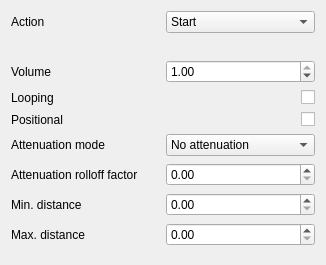
Qt form Gems/AudioEngineSoLoud/Code/Source/Editor/AudioFileToTriggerParamsWidget.ui (imginimg/o3de) before a commit.
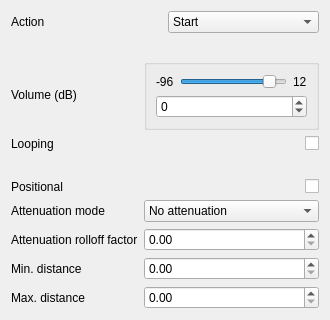
The same form after that commit.

Commit message: [AudioEngineSoLoud] SPL added.

The edit to the form file:
```diff
--- a/Gems/AudioEngineSoLoud/Code/Source/Editor/AudioFileToTriggerParamsWidget.ui
+++ b/Gems/AudioEngineSoLoud/Code/Source/Editor/AudioFileToTriggerParamsWidget.ui
@@ -6,8 +6,8 @@
    <rect>
     <x>0</x>
     <y>0</y>
-    <width>326</width>
-    <height>265</height>
+    <width>330</width>
+    <height>320</height>
    </rect>
   </property>
   <property name="minimumSize">
@@ -67,84 +67,95 @@
       <property name="bottomMargin">
        <number>0</number>
       </property>
+      <item row="7" column="1">
+       <widget class="QDoubleSpinBox" name="m_maxDistanceDSB">
+        <property name="maximum">
+         <double>99999.000000000000000</double>
+        </property>
+       </widget>
+      </item>
+      <item row="0" column="0">
+       <layout class="QVBoxLayout" name="verticalLayout_3">
+        <item>
+         <widget class="QLabel" name="label_4">
+          <property name="text">
+           <string>Volume (dB)</string>
+          </property>
+         </widget>
+        </item>
+       </layout>
+      </item>
       <item row="5" column="0">
+       <widget class="QLabel" name="label_9">
+        <property name="text">
+         <string>Attenuation rolloff factor</string>
+        </property>
+       </widget>
+      </item>
+      <item row="6" column="0">
        <widget class="QLabel" name="label_5">
         <property name="text">
          <string>Min. distance</string>
         </property>
        </widget>
       </item>
-      <item row="6" column="0">
-       <widget class="QLabel" name="label_6">
-        <property name="text">
-         <string>Max. distance</string>
-        </property>
-       </widget>
-      </item>
-      <item row="0" column="0">
-       <widget class="QLabel" name="label_4">
-        <property name="text">
-         <string>Volume</string>
-        </property>
-       </widget>
-      </item>
       <item row="0" column="1">
-       <widget class="QDoubleSpinBox" name="m_volumeDSB">
-        <property name="minimumSize">
-         <size>
-          <width>60</width>
-          <height>0</height>
-         </size>
+       <widget class="QGroupBox" name="groupBox">
+        <property name="title">
+         <string/>
         </property>
-        <property name="maximum">
-         <double>1.000000000000000</double>
-        </property>
-        <property name="singleStep">
-         <double>0.100000000000000</double>
-        </property>
-        <property name="value">
-         <double>1.000000000000000</double>
-        </property>
-       </widget>
-      </item>
-      <item row="2" column="1">
-       <widget class="QCheckBox" name="m_positionalChB">
-        <property name="layoutDirection">
-         <enum>Qt::RightToLeft</enum>
-        </property>
-        <property name="checkable">
-         <bool>true</bool>
-        </property>
-       </widget>
-      </item>
-      <item row="2" column="0">
-       <widget class="QLabel" name="label_2">
-        <property name="text">
-         <string>Positional</string>
-        </property>
-       </widget>
-      </item>
-      <item row="4" column="1">
-       <widget class="QDoubleSpinBox" name="m_attenuationRolloffFactorDSB">
-        <property name="maximum">
-         <double>99999.000000000000000</double>
-        </property>
+        <layout class="QVBoxLayout" name="verticalLayout_2">
+         <item>
+          <layout class="QHBoxLayout" name="horizontalLayout_3">
+           <item>
+            <widget class="QLabel" name="label_11">
+             <property name="text">
+              <string>-96</string>
+             </property>
+            </widget>
+           </item>
+           <item>
+            <widget class="QSlider" name="m_volumeSlider">
+             <property name="minimum">
+              <number>-96</number>
+             </property>
+             <property name="maximum">
+              <number>12</number>
+             </property>
+             <property name="orientation">
+              <enum>Qt::Horizontal</enum>
+             </property>
+            </widget>
+           </item>
+           <item>
+            <widget class="QLabel" name="label_12">
+             <property name="text">
+              <string>12</string>
+             </property>
+            </widget>
+           </item>
+          </layout>
+         </item>
+         <item>
+          <widget class="QSpinBox" name="m_volumeSB">
+           <property name="minimum">
+            <number>-96</number>
+           </property>
+           <property name="maximum">
+            <number>12</number>
+           </property>
+          </widget>
+         </item>
+        </layout>
        </widget>
       </item>
       <item row="5" column="1">
-       <widget class="QDoubleSpinBox" name="m_minDistanceDSB">
+       <widget class="QDoubleSpinBox" name="m_attenuationRolloffFactorDSB">
         <property name="maximum">
          <double>99999.000000000000000</double>
         </property>
        </widget>
       </item>
-      <item row="1" column="0">
-       <widget class="QLabel" name="label">
-        <property name="text">
-         <string>Looping</string>
-        </property>
-       </widget>
-      </item>
       <item row="1" column="1">
        <widget class="QCheckBox" name="m_loopingChB">
         <property name="layoutDirection">
@@ -155,21 +166,14 @@
         </property>
        </widget>
       </item>
-      <item row="6" column="1">
-       <widget class="QDoubleSpinBox" name="m_maxDistanceDSB">
-        <property name="maximum">
-         <double>99999.000000000000000</double>
-        </property>
-       </widget>
-      </item>
-      <item row="4" column="0">
-       <widget class="QLabel" name="label_9">
+      <item row="3" column="0">
+       <widget class="QLabel" name="label_2">
         <property name="text">
-         <string>Attenuation rolloff factor</string>
+         <string>Positional</string>
         </property>
        </widget>
       </item>
-      <item row="3" column="1">
+      <item row="4" column="1">
        <widget class="QComboBox" name="m_attenuationModeCB">
         <item>
          <property name="text">
@@ -193,13 +197,57 @@
         </item>
        </widget>
       </item>
-      <item row="3" column="0">
+      <item row="7" column="0">
+       <widget class="QLabel" name="label_6">
+        <property name="text">
+         <string>Max. distance</string>
+        </property>
+       </widget>
+      </item>
+      <item row="4" column="0">
        <widget class="QLabel" name="label_8">
         <property name="text">
          <string>Attenuation mode</string>
         </property>
        </widget>
       </item>
+      <item row="3" column="1">
+       <widget class="QCheckBox" name="m_positionalChB">
+        <property name="layoutDirection">
+         <enum>Qt::RightToLeft</enum>
+        </property>
+        <property name="checkable">
+         <bool>true</bool>
+        </property>
+       </widget>
+      </item>
+      <item row="1" column="0">
+       <widget class="QLabel" name="label">
+        <property name="text">
+         <string>Looping</string>
+        </property>
+       </widget>
+      </item>
+      <item row="6" column="1">
+       <widget class="QDoubleSpinBox" name="m_minDistanceDSB">
+        <property name="maximum">
+         <double>99999.000000000000000</double>
+        </property>
+       </widget>
+      </item>
+      <item row="2" column="1">
+       <spacer name="verticalSpacer">
+        <property name="orientation">
+         <enum>Qt::Vertical</enum>
+        </property>
+        <property name="sizeHint" stdset="0">
+         <size>
+          <width>20</width>
+          <height>40</height>
+         </size>
+        </property>
+       </spacer>
+      </item>
      </layout>
     </widget>
    </item>
```
Left out of the diff: 35 changed lines with no effect on the pictures. The commit also changes 4 other files.
